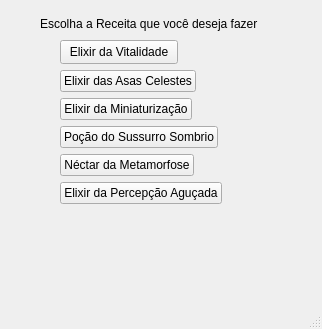
Before: the Qt Designer form source/ui/apdRecipeWindow.ui in Joao-Robert0/trabalhofinalF.T.C, drawn with Qt 5.
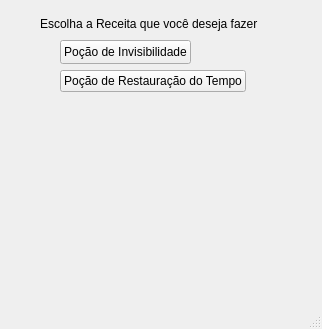
After: the same form once the commit is applied.

Commit message: Janela de receitas da Apd e Controller da janela da apd pronta

The edit to the form file:
```diff
--- a/source/ui/apdRecipeWindow.ui
+++ b/source/ui/apdRecipeWindow.ui
@@ -34,7 +34,7 @@
      <rect>
       <x>60</x>
       <y>40</y>
-      <width>181</width>
+      <width>208</width>
       <height>281</height>
      </rect>
     </property>
@@ -48,42 +48,14 @@
         </size>
        </property>
        <property name="text">
-        <string>Elixir da Vitalidade</string>
+        <string>Poção de Invisibilidade</string>
        </property>
       </widget>
      </item>
      <item row="1" column="0">
       <widget class="QPushButton" name="asasButton">
        <property name="text">
-        <string>Elixir das Asas Celestes</string>
-       </property>
-      </widget>
-     </item>
-     <item row="2" column="0">
-      <widget class="QPushButton" name="miniaturizacaoButton">
-       <property name="text">
-        <string>Elixir da Miniaturização</string>
-       </property>
-      </widget>
-     </item>
-     <item row="3" column="0">
-      <widget class="QPushButton" name="sussurroButton">
-       <property name="text">
-        <string>Poção do Sussurro Sombrio</string>
-       </property>
-      </widget>
-     </item>
-     <item row="4" column="0">
-      <widget class="QPushButton" name="metamorfoseButton">
-       <property name="text">
-        <string>Néctar da Metamorfose</string>
-       </property>
-      </widget>
-     </item>
-     <item row="5" column="0">
-      <widget class="QPushButton" name="percepcaoButton">
-       <property name="text">
-        <string>Elixir da Percepção Aguçada</string>
+        <string>Poção de Restauração do Tempo</string>
        </property>
       </widget>
      </item>
```
Left out of the diff: 4 changed lines with no effect on the pictures. The commit also changes 4 other files.
